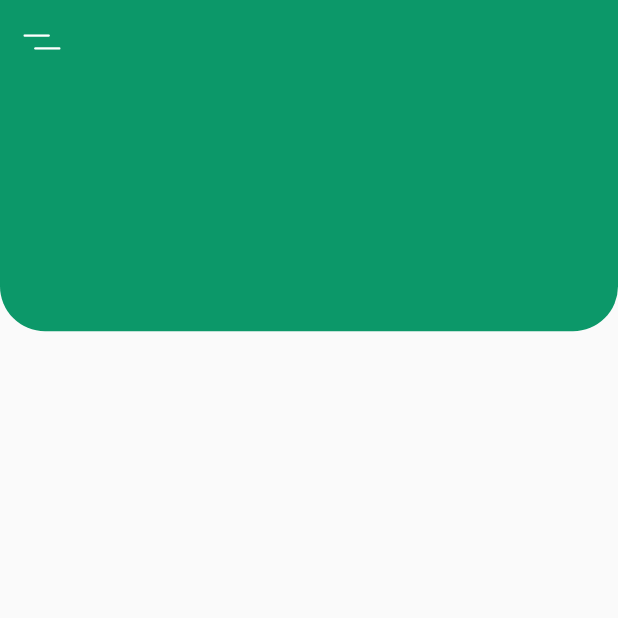
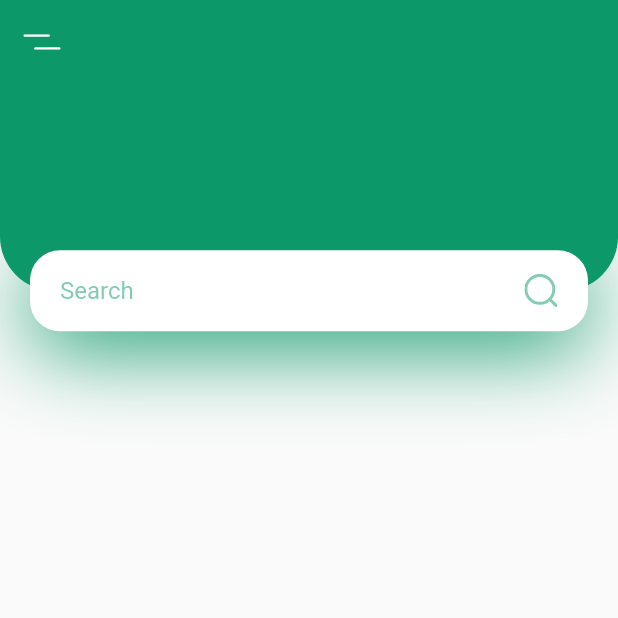
Before and after one commit to kingace2056/uiDemo, a Flutter app: the screen it shows after launch, on a phone screen of 412 x 824 dp, the top half of it. Run offline on Flutter 3.47's test engine with Material 2 defaults, Android fonts, the phone set to English and light mode, and no system bars; our stand-ins replace flutter_svg.

Commit message:
search bar has been places on proper place.

```diff
--- a/lib/components/body.dart
+++ b/lib/components/body.dart
@@ -1,4 +1,5 @@
 import "package:flutter/material.dart";
+import 'package:flutter_svg/flutter_svg.dart';
 import 'package:ui_practise/constraints.dart';
 
 class Body extends StatelessWidget {
@@ -6,23 +7,61 @@ class Body extends StatelessWidget {
 
   @override
   Widget build(BuildContext context) {
-    // this will provide the dimension of the screen
     Size size = MediaQuery.of(context).size;
-    return Column(
-      children: [
+    return Column(children: <Widget>[
       Container(
-          // this will fill 20% of our total screen
         height: size.height * 0.2,
-          decoration: const BoxDecoration(
+        child: Stack(
+          children: <Widget>[
+            Container(
+                height: size.height * 0.2 - 27,
+                decoration: BoxDecoration(
                     color: kPrimaryColor,
-            //border radius only will provide us only the specified border to be curved in given radius
                     borderRadius: BorderRadius.only(
-              bottomLeft: Radius.circular(30),
-              bottomRight: Radius.circular(30),
+                      bottomLeft: Radius.circular(36),
+                      bottomRight: Radius.circular(36),
+                    ))),
+            Positioned(
+              bottom: 0,
+              left: 0,
+              right: 0,
+              child: Container(
+                  alignment: Alignment.center,
+                  margin: EdgeInsets.symmetric(horizontal: kDefaultPadding),
+                  padding: EdgeInsets.symmetric(horizontal: kDefaultPadding),
+                  height: 54,
+                  decoration: BoxDecoration(
+                      color: Colors.white,
+                      borderRadius: BorderRadius.circular(20),
+                      boxShadow: [
+                        BoxShadow(
+                          offset: Offset(0, 10),
+                          blurRadius: 50,
+                          color: kPrimaryColor,
+                        )
+                      ]),
+                  child: Row(
+                    children: <Widget>[
+                      Expanded(
+                        child: TextField(
+                          onChanged: (value) {},
+                          decoration: InputDecoration(
+                            hintText: "Search",
+                            hintStyle: TextStyle(
+                              color: kPrimaryColor.withOpacity(0.5),
+                            ),
+                            enabledBorder: InputBorder.none,
+                            focusedBorder: InputBorder.none,
                           ),
                         ),
+                      ),
+                      SvgPicture.asset("assets/icons/search.svg")
+                    ],
+                  )),
             )
           ],
-    );
+        ),
+      )
+    ]);
   }
 }
```
Lines whose indentation alone changed are shown as unchanged.
